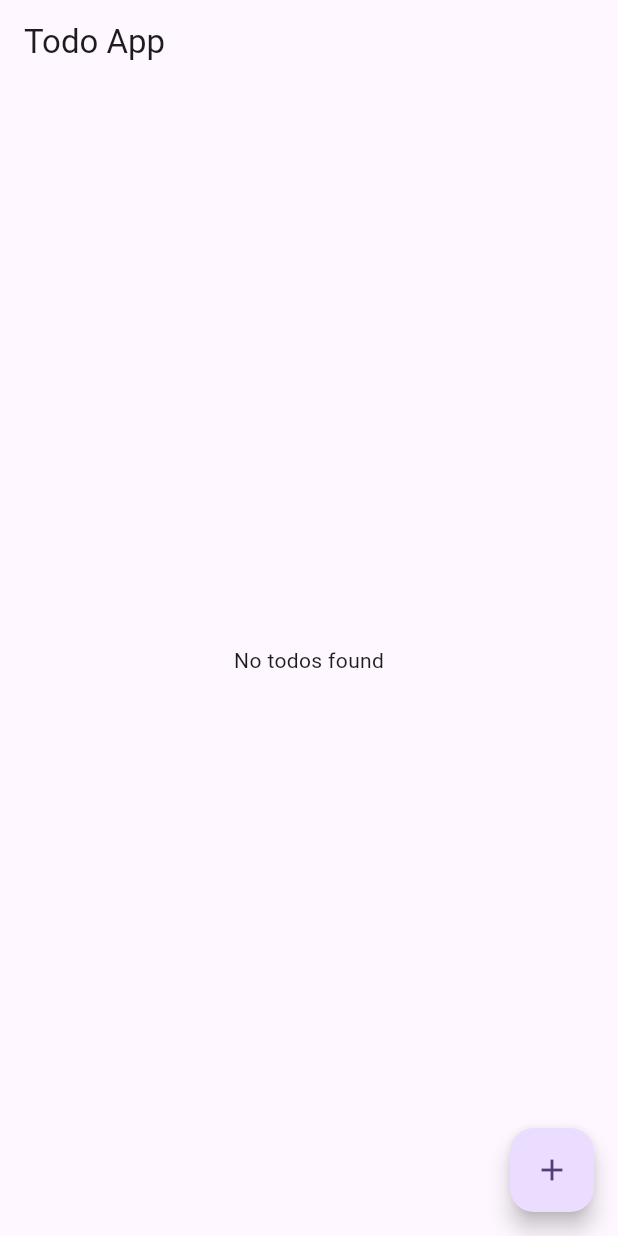
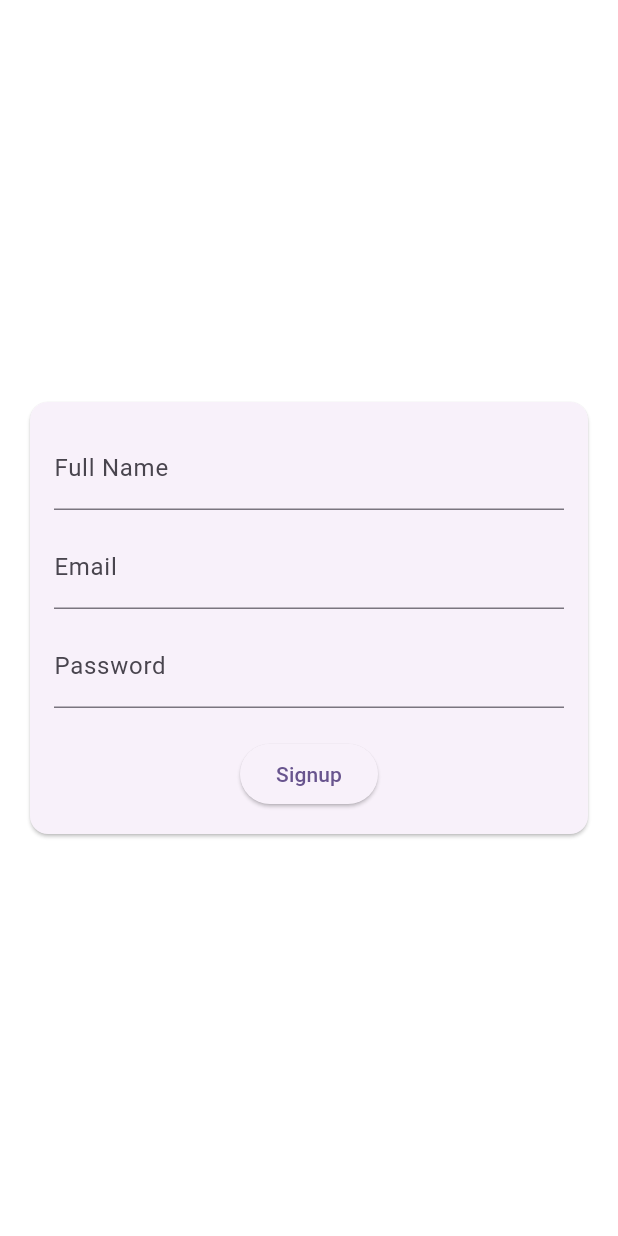
Before and after one commit to imd-solutions/flutter-todo, a Flutter app: the screen it shows after launch, on a phone screen of 412 x 824 dp. Run offline on Flutter 3.47's test engine with Material 3 defaults, Android fonts, the phone set to English and light mode, and no system bars; our stand-ins replace bloc, cloud_firestore, dartz, equatable, firebase_core, flutter_bloc and 2 more; accounts and stored records are empty.

```diff
--- /dev/null
+++ b/devtools_options.yaml
@@ -0,0 +1 @@
+extensions:
--- a/lib/features/auth/data/datasource/authentication_remote_datasource_impl.dart
+++ b/lib/features/auth/data/datasource/authentication_remote_datasource_impl.dart
@@ -27,7 +27,8 @@ class AuthenticationRemoteDatasourceImpl
             'name': name,
             'email': email,
             'password': password,
-          }));
+          }),
+          headers: {'Content-Type': 'application/json'});
 
       if (response.statusCode != 200 && response.statusCode != 201) {
         throw ApiException(
--- a/lib/features/auth/presentation/cubit/authentication_cubit.dart
+++ b/lib/features/auth/presentation/cubit/authentication_cubit.dart
@@ -29,7 +29,9 @@ class AuthenticationCubit extends Cubit<AuthenticationState> {
       (failure) => emit(
         AuthenticationError(failure.errorMessage),
       ),
-      (_) => const (UserCreated(),),
+      (_) => emit(
+        const UserCreated(),
+      ),
     );
   }
 }
--- /dev/null
+++ b/lib/features/auth/presentation/views/home_screen.dart
@@ -0,0 +1,47 @@
+import 'package:firstapp/features/auth/presentation/cubit/authentication_cubit.dart';
+import 'package:flutter/material.dart';
+import 'package:flutter_bloc/flutter_bloc.dart';
+
+class HomeScreen extends StatelessWidget {
+  const HomeScreen({super.key});
+
+  @override
+  Widget build(BuildContext context) {
+    return Center(
+      child: Card(
+        margin: const EdgeInsets.all(20.0),
+        child: Padding(
+          padding: const EdgeInsets.all(16.0),
+          child: Column(
+            mainAxisSize: MainAxisSize.min,
+            children: <Widget>[
+              const TextField(
+                decoration: InputDecoration(labelText: 'Full Name'),
+              ),
+              const SizedBox(height: 10),
+              const TextField(
+                decoration: InputDecoration(labelText: 'Email'),
+              ),
+              const SizedBox(height: 10),
+              const TextField(
+                decoration: InputDecoration(labelText: 'Password'),
+                obscureText: true,
+              ),
+              const SizedBox(height: 20),
+              ElevatedButton(
+                onPressed: () {
+                  // Handle signup logic here
+                  context.read<AuthenticationCubit>().createUser(
+                      name: 'Dipo',
+                      email: 'dipo@test.com',
+                      password: 'password');
+                },
+                child: const Text('Signup'),
+              ),
+            ],
+          ),
+        ),
+      ),
+    );
+  }
+}
--- a/lib/main.dart
+++ b/lib/main.dart
@@ -1,12 +1,17 @@
+import 'package:firstapp/features/auth/presentation/cubit/authentication_cubit.dart';
 import 'package:flutter/material.dart';
 import 'package:firebase_core/firebase_core.dart';
+import 'package:flutter_bloc/flutter_bloc.dart';
 import 'package:get/route_manager.dart';
+import './../shared/services/injection_container.dart';
 import './../features/todo/presentation/bindings/todo_binding.dart';
 import './../features/todo/presentation/pages/homepage.dart';
 import './../firebase_options.dart';
+import './../features/auth/presentation/views/home_screen.dart';
 
 void main() async {
   WidgetsFlutterBinding.ensureInitialized();
+  await init();
   Firebase.initializeApp(options: DefaultFirebaseOptions.currentPlatform);
   runApp(const MyApp());
 }
@@ -16,16 +21,21 @@ class MyApp extends StatelessWidget {
 
   @override
   Widget build(BuildContext context) {
-    return GetMaterialApp(
+    return BlocProvider(
+      create: (context) => locator<AuthenticationCubit>(),
+      child: GetMaterialApp(
         title: 'Todo Application',
         theme: ThemeData(
           colorScheme: ColorScheme.fromSeed(seedColor: Colors.deepPurple),
           useMaterial3: true,
         ),
         initialRoute: '/',
+        home: const HomeScreen(),
         getPages: [
-        GetPage(name: '/', page: () => const HomePage(), binding: TodoBinding())
+          GetPage(
+              name: '/', page: () => const HomePage(), binding: TodoBinding())
         ],
+      ),
     );
   }
 }
--- a/lib/shared/utils/constant.dart
+++ b/lib/shared/utils/constant.dart
@@ -1 +1 @@
-const kBaseUrl = 'https://65c09b3bdc74300bce8c5299.mockapi.io/';
+const kBaseUrl = 'https://65c09b3bdc74300bce8c5299.mockapi.io';
--- a/pubspec.yaml
+++ b/pubspec.yaml
@@ -20,6 +20,7 @@ dependencies:
   http: ^1.2.0
   bloc: ^8.1.2
   flutter_bloc: ^8.1.3
+  get_it: ^7.6.7
 
 dev_dependencies:
   flutter_test:
```
Also changed, not shown: lib/features/auth/presentation/bloc/authentication_bloc.dart (deleted, +0 -38 lines), lib/features/auth/presentation/bloc/authentication_event.dart (deleted, +0 -23 lines), lib/features/auth/presentation/bloc/authentication_state.dart (deleted, +0 -29 lines), lib/features/auth/presentation/widgets/add_user_dialog.dart (added, +10 -0 lines), lib/shared/services/injection_container.dart (added, +28 -0 lines), pubspec.lock, 1 other file. Lines whose indentation alone changed are shown as unchanged.
